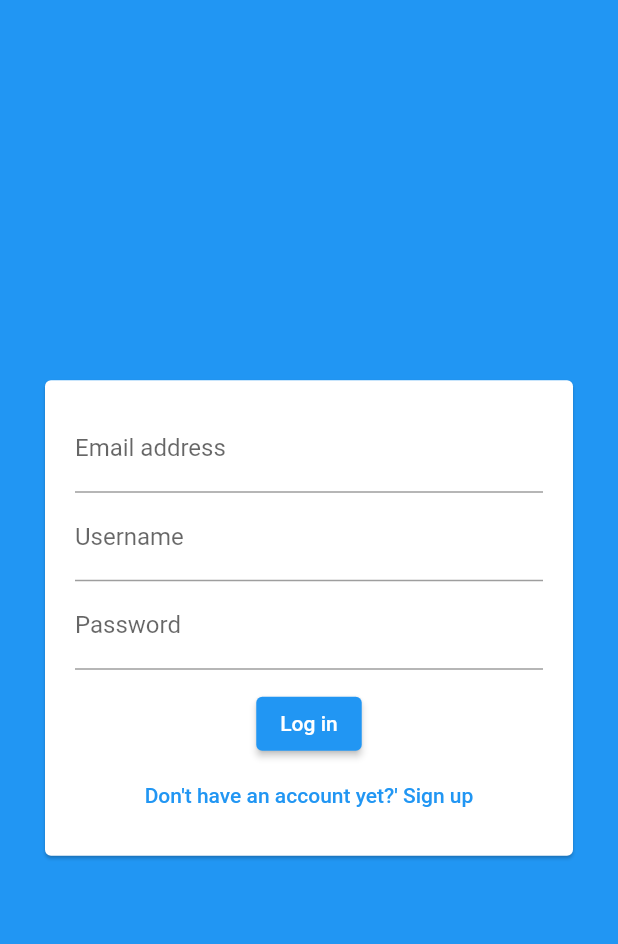
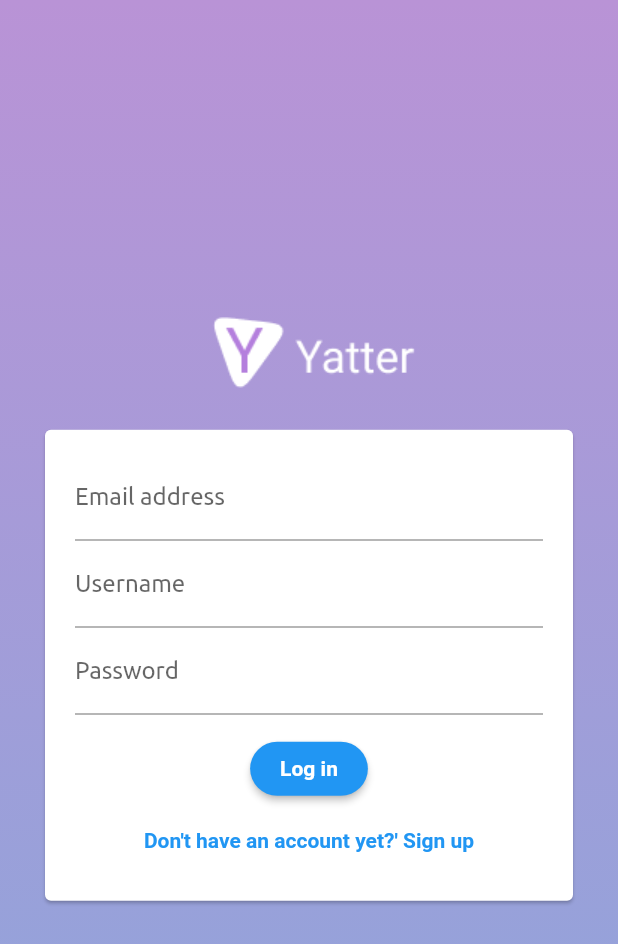
Before and after one commit to AnetaRolnik/yatter, a Flutter app: the screen it shows after launch, on a phone screen of 412 x 824 dp. Shown: the top 944 px of the screen. Run offline on Flutter 3.47's test engine with Material 2 defaults, Android fonts, the phone set to English and light mode, and no system bars; our stand-ins replace cloud_firestore, firebase_core; accounts and stored records are empty.

Commit message:
Add fonts, logo and app theme

```diff
--- a/lib/main.dart
+++ b/lib/main.dart
@@ -15,18 +15,42 @@ class MyApp extends StatelessWidget {
   Widget build(BuildContext context) {
     final Future<FirebaseApp> _initialization = Firebase.initializeApp();
     return FutureBuilder(
-      // Initialize FlutterFire:
+        // Initialize FlutterFire:
         future: _initialization,
         builder: (context, appSnapshot) {
           return MaterialApp(
               title: 'Yatter',
               theme: ThemeData(
-                primarySwatch: Colors.blue,
+                primaryColor: const Color.fromRGBO(185, 147, 214, 1),
+                colorScheme: ColorScheme.fromSwatch().copyWith(
+                  secondary: const Color.fromRGBO(140, 166, 219, 1),
+                ),
+                elevatedButtonTheme: ElevatedButtonThemeData(
+                  style: ElevatedButton.styleFrom(
+                    primary: Colors.blue,
+                    textStyle: const TextStyle(fontWeight: FontWeight.bold),
+                    shape: RoundedRectangleBorder(
+                      borderRadius: BorderRadius.circular(20),
+                    ),
+                    padding: const EdgeInsets.symmetric(horizontal: 20, vertical: 10),
+                  ),
+                ),
+                textButtonTheme: TextButtonThemeData(
+                  style: TextButton.styleFrom(
+                    primary: Colors.blue,
+                    textStyle: const TextStyle(fontWeight: FontWeight.bold),
+                  ),
+                ),
+                fontFamily: 'Ubuntu',
+                textTheme: const TextTheme(
+                  headline1: TextStyle(fontSize: 32.0, fontWeight: FontWeight.bold),
+                  headline2: TextStyle(fontSize: 24.0, fontWeight: FontWeight.bold),
+                  bodyText2: TextStyle(fontSize: 14.0),
+                ),
               ),
               home: appSnapshot.connectionState == ConnectionState.done
                   ? const AuthScreen()
-                  : const Text('Loading')
-          );
+                  : const Text('Loading'));
         });
   }
 }
--- a/lib/screens/auth_screen.dart
+++ b/lib/screens/auth_screen.dart
@@ -13,8 +13,28 @@ class _AuthScreenState extends State<AuthScreen> {
   @override
   Widget build(BuildContext context) {
     return Scaffold(
-      backgroundColor: Theme.of(context).primaryColor,
-      body: const AuthForm(),
+      body: Container(
+        child: Center(
+          child: SingleChildScrollView(
+            child: Column(
+              children: <Widget>[
+                Image.asset('assets/images/logo.png'),
+                const AuthForm(),
+              ],
+            ),
+          ),
+        ),
+        decoration: BoxDecoration(
+          gradient: LinearGradient(
+            begin: Alignment.topCenter,
+            end: Alignment.bottomCenter,
+            colors: [
+              Theme.of(context).primaryColor,
+              Theme.of(context).colorScheme.secondary
+            ],
+          ),
+        ),
+      ),
     );
   }
 }
--- a/lib/widgets/auth_form.dart
+++ b/lib/widgets/auth_form.dart
@@ -12,10 +12,9 @@ class _AuthFormState extends State<AuthForm> {
   Widget build(BuildContext context) {
     return Center(
       child: Card(
-        margin: const EdgeInsets.all(30),
-        child: SingleChildScrollView(
+        margin: const EdgeInsets.symmetric(horizontal: 30, vertical: 20),
         child: Padding(
-            padding: const EdgeInsets.symmetric(vertical: 16, horizontal: 20),
+          padding: const EdgeInsets.symmetric(horizontal: 20, vertical: 16),
           child: Form(
             child: Column(
               mainAxisSize: MainAxisSize.min,
@@ -51,7 +50,6 @@ class _AuthFormState extends State<AuthForm> {
           ),
         ),
       ),
-      ),
     );
   }
 }
```
Also changed, not shown: pubspec.yaml (+9 -14 lines), assets/fonts/Ubuntu-Bold.ttf (added), assets/fonts/Ubuntu-Regular.ttf (added), assets/images/logo.png (added). Lines whose indentation alone changed are shown as unchanged.
